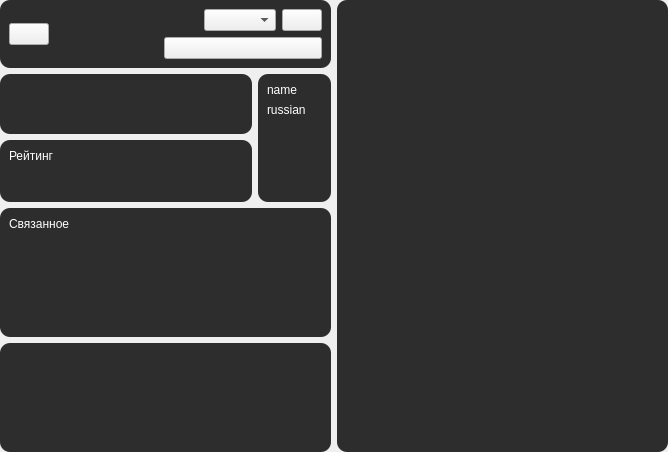
The window that forms/info.ui (brandonzorn/Nlight) describes before a commit, drawn with Qt 5.
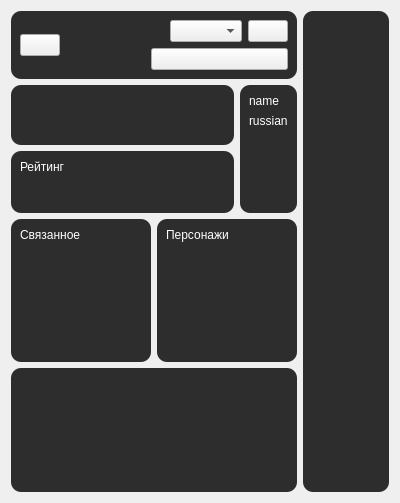
The same window after the commit. Icons and pictures are not drawn.

Commit message: added characters info for shikimori

```diff
--- a/forms/info.ui
+++ b/forms/info.ui
@@ -6,8 +6,8 @@
    <rect>
     <x>0</x>
     <y>0</y>
-    <width>668</width>
-    <height>452</height>
+    <width>400</width>
+    <height>503</height>
    </rect>
   </property>
   <property name="windowTitle">
@@ -21,18 +21,6 @@
 }</string>
   </property>
   <layout class="QHBoxLayout" name="horizontalLayout_5">
-   <property name="leftMargin">
-    <number>0</number>
-   </property>
-   <property name="topMargin">
-    <number>0</number>
-   </property>
-   <property name="rightMargin">
-    <number>0</number>
-   </property>
-   <property name="bottomMargin">
-    <number>0</number>
-   </property>
    <item>
     <layout class="QVBoxLayout" name="verticalLayout_10">
      <item>
@@ -177,7 +165,7 @@
       </widget>
      </item>
      <item>
-      <layout class="QVBoxLayout" name="verticalLayout_9">
+      <layout class="QVBoxLayout" name="manga_layout">
        <item>
         <layout class="QHBoxLayout" name="horizontalLayout_4">
          <item>
@@ -371,6 +359,8 @@
         </layout>
        </item>
        <item>
+        <layout class="QHBoxLayout" name="related_layout">
+         <item>
         <widget class="QFrame" name="related_frame">
          <property name="frameShape">
           <enum>QFrame::StyledPanel</enum>
@@ -388,6 +378,12 @@
           </item>
           <item>
            <widget class="QListWidget" name="related_list">
+              <property name="sizePolicy">
+               <sizepolicy hsizetype="Expanding" vsizetype="Expanding">
+                <horstretch>0</horstretch>
+                <verstretch>0</verstretch>
+               </sizepolicy>
+              </property>
             <property name="wordWrap">
              <bool>true</bool>
             </property>
@@ -395,6 +391,42 @@
           </item>
          </layout>
         </widget>
+         </item>
+         <item>
+          <widget class="QFrame" name="characters_frame">
+           <property name="sizePolicy">
+            <sizepolicy hsizetype="Preferred" vsizetype="Preferred">
+             <horstretch>0</horstretch>
+             <verstretch>0</verstretch>
+            </sizepolicy>
+           </property>
+           <property name="minimumSize">
+            <size>
+             <width>0</width>
+             <height>0</height>
+            </size>
+           </property>
+           <property name="frameShape">
+            <enum>QFrame::StyledPanel</enum>
+           </property>
+           <property name="frameShadow">
+            <enum>QFrame::Raised</enum>
+           </property>
+           <layout class="QVBoxLayout" name="verticalLayout_11">
+            <item>
+             <widget class="QLabel" name="label_2">
+              <property name="text">
+               <string>Персонажи</string>
+              </property>
+             </widget>
+            </item>
+            <item>
+             <widget class="QListWidget" name="characters_list"/>
+            </item>
+           </layout>
+          </widget>
+         </item>
+        </layout>
        </item>
        <item>
         <widget class="QFrame" name="description_frame">
```
Lines whose indentation alone changed are shown as unchanged. The commit also changes 5 other files.
